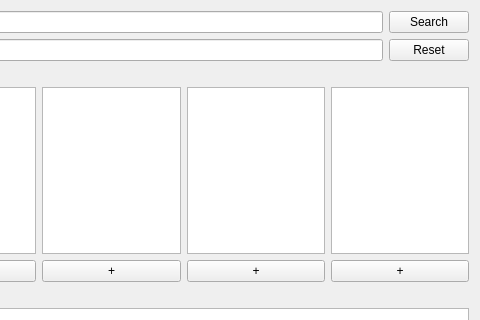
This is folderui_widget_new.ui in Chanapachamint/Folderstructure01 as Qt 5 draws it before an edit; both pictures show x 257 to 737 and y 0 to 320 of the 737 by 515 pixel window. The edited form follows.
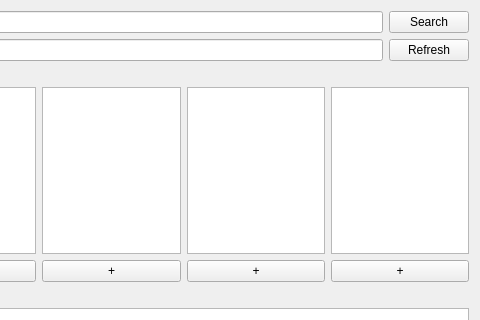
This is the edited form.

What changed in the file:
```diff
--- a/folderui_widget_new.ui
+++ b/folderui_widget_new.ui
@@ -53,7 +53,7 @@
      <item>
       <widget class="QPushButton" name="reset_Button">
        <property name="text">
-        <string>Reset</string>
+        <string>Refresh</string>
        </property>
       </widget>
      </item>
```
Left out of the diff: 2 changed lines with no effect on the pictures.
